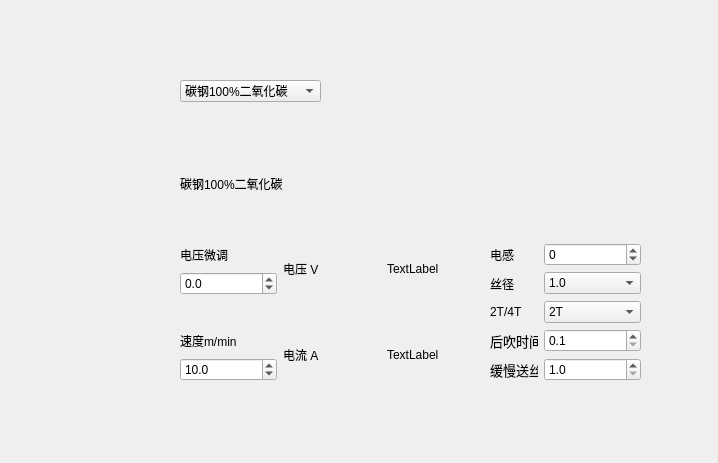
Above: untitled4/dialog.ui from ZIME-KING/QT_Learn before the change. Below: the same form after it.
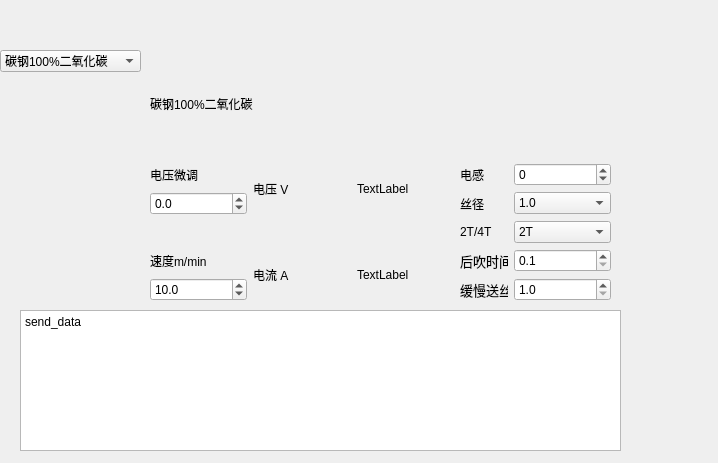
That is the form after the change.

```diff
--- a/untitled4/dialog.ui
+++ b/untitled4/dialog.ui
@@ -16,8 +16,8 @@
   <widget class="QWidget" name="layoutWidget">
    <property name="geometry">
     <rect>
-     <x>180</x>
-     <y>130</y>
+     <x>150</x>
+     <y>50</y>
      <width>461</width>
      <height>251</height>
     </rect>
@@ -310,8 +310,8 @@
   <widget class="QComboBox" name="comboBox_3">
    <property name="geometry">
     <rect>
-     <x>180</x>
-     <y>80</y>
+     <x>0</x>
+     <y>50</y>
      <width>141</width>
      <height>22</height>
     </rect>
@@ -342,6 +342,28 @@
     </property>
    </item>
   </widget>
+  <widget class="QTextEdit" name="textEdit">
+   <property name="geometry">
+    <rect>
+     <x>20</x>
+     <y>310</y>
+     <width>601</width>
+     <height>141</height>
+    </rect>
+   </property>
+   <property name="font">
+    <font>
+     <pointsize>16</pointsize>
+    </font>
+   </property>
+   <property name="html">
+    <string>&lt;!DOCTYPE HTML PUBLIC &quot;-//W3C//DTD HTML 4.0//EN&quot; &quot;http://www.w3.org/TR/REC-html40/strict.dtd&quot;&gt;
+&lt;html&gt;&lt;head&gt;&lt;meta name=&quot;qrichtext&quot; content=&quot;1&quot; /&gt;&lt;meta charset=&quot;utf-8&quot; /&gt;&lt;style type=&quot;text/css&quot;&gt;
+p, li { white-space: pre-wrap; }
+&lt;/style&gt;&lt;/head&gt;&lt;body style=&quot; font-family:'Microsoft YaHei UI'; font-size:16pt; font-weight:400; font-style:normal;&quot;&gt;
+&lt;p style=&quot; margin-top:0px; margin-bottom:0px; margin-left:0px; margin-right:0px; -qt-block-indent:0; text-indent:0px;&quot;&gt;&lt;span style=&quot; font-size:9pt;&quot;&gt;send_data&lt;/span&gt;&lt;/p&gt;&lt;/body&gt;&lt;/html&gt;</string>
+   </property>
+  </widget>
  </widget>
  <resources/>
  <connections/>
```
